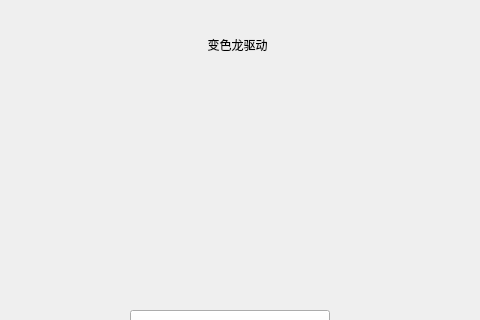
Before: the Qt Designer form mainwindow.ui in kinvcode/FilterByWindow, drawn with Qt 5; both pictures show x 160 to 640 and y 160 to 480 of the 800 by 600 pixel window.
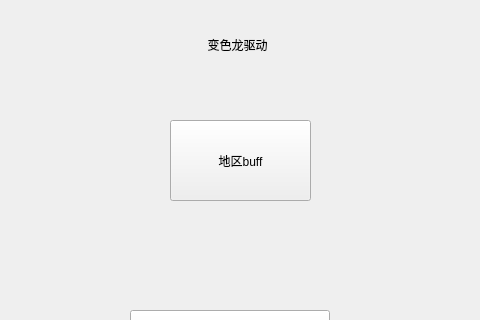
After: the same form once the commit is applied. Custom widgets are drawn as their Qt base class.

```diff
--- a/mainwindow.ui
+++ b/mainwindow.ui
@@ -52,6 +52,19 @@
      <string>添加窗口过滤</string>
     </property>
    </widget>
+   <widget class="QPushButton" name="pushButton">
+    <property name="geometry">
+     <rect>
+      <x>330</x>
+      <y>280</y>
+      <width>141</width>
+      <height>81</height>
+     </rect>
+    </property>
+    <property name="text">
+     <string>地区buff</string>
+    </property>
+   </widget>
   </widget>
   <widget class="QStatusBar" name="statusbar"/>
  </widget>
```
Left out of the diff: 3 changed lines with no effect on the pictures.
